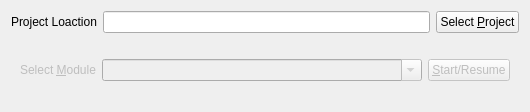
First picture: the form in grader_improved/grader_project_load.ui, repository shubhamshuklaer/autog, before the edit.
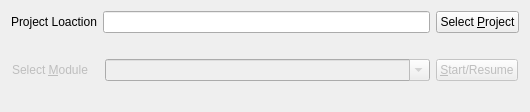
Second picture: the form after the edit.

Commit message: Fixed the project load widget gui

Diff of the .ui file:
```diff
--- a/grader_improved/grader_project_load.ui
+++ b/grader_improved/grader_project_load.ui
@@ -81,6 +81,12 @@
       <bool>false</bool>
      </property>
      <layout class="QHBoxLayout" name="horizontalLayout">
+      <property name="leftMargin">
+       <number>1</number>
+      </property>
+      <property name="rightMargin">
+       <number>1</number>
+      </property>
       <item>
        <widget class="QLabel" name="label_2">
         <property name="sizePolicy">
@@ -97,6 +103,22 @@
         </property>
        </widget>
       </item>
+      <item>
+       <spacer name="horizontalSpacer">
+        <property name="orientation">
+         <enum>Qt::Horizontal</enum>
+        </property>
+        <property name="sizeType">
+         <enum>QSizePolicy::Fixed</enum>
+        </property>
+        <property name="sizeHint" stdset="0">
+         <size>
+          <width>11</width>
+          <height>0</height>
+         </size>
+        </property>
+       </spacer>
+      </item>
       <item>
        <widget class="QComboBox" name="select_module_combo">
         <property name="sizePolicy">
```
The commit also changes 1 other file.
